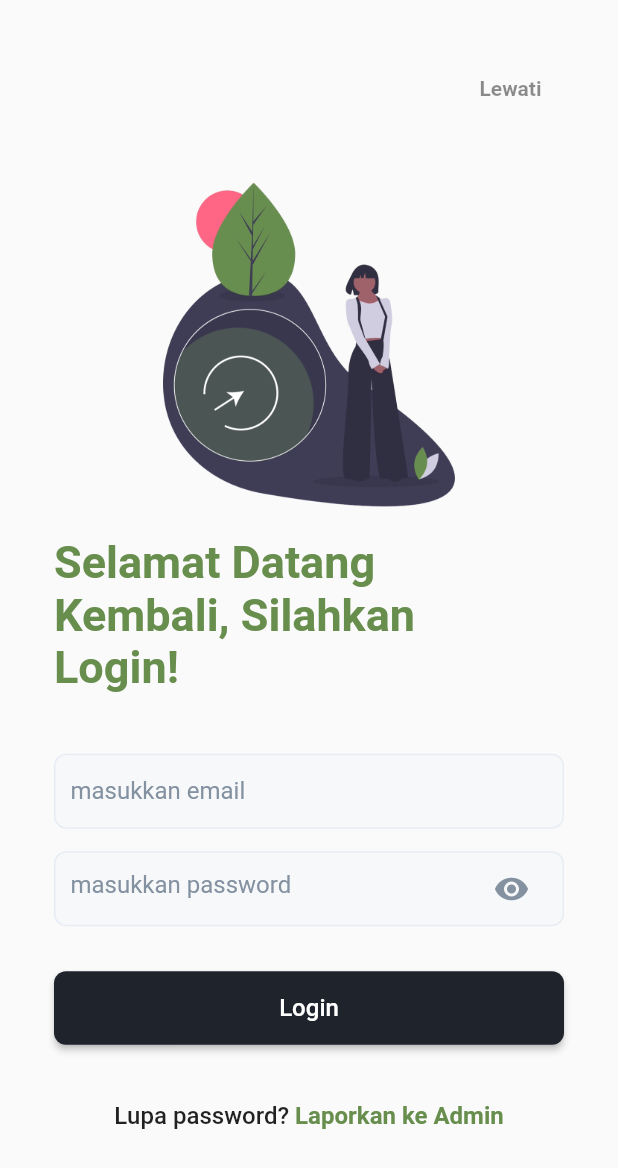
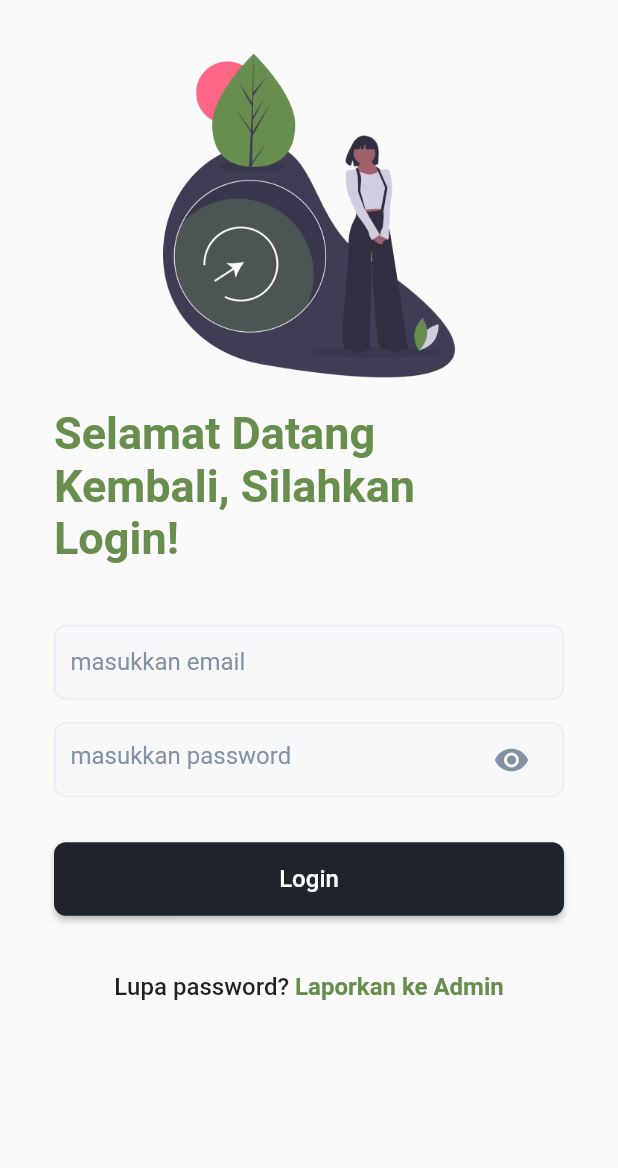
Before and after one commit to projecthotman/pas-flutter-project, a Flutter app: the screen it shows after launch, on a phone screen of 412 x 824 dp. Shown: the top 1168 px of the screen. Run offline on Flutter 3.47's test engine with Material 2 defaults, Android fonts, the light colour scheme and no system bars; our stand-ins replace curved_navigation_bar, location, marquee, percent_indicator, shared_preferences; missing offline and left inert: syncfusion_flutter_maps; accounts and stored records are empty.

```diff
--- a/lib/loginPage.dart
+++ b/lib/loginPage.dart
@@ -85,28 +85,6 @@ class _LoginPageState extends State<LoginPage> {
             child: Column(
               crossAxisAlignment: CrossAxisAlignment.start,
               children: [
-                Container(
-                  padding: const EdgeInsets.all(35),
-                  child: Align(
-                    alignment: Alignment.topRight,
-                    child: InkWell(
-                      onTap: () {
-                        Navigator.of(context).pushReplacement(MaterialPageRoute(
-                          builder: (context) => MasterTabbar(),
-                        ));
-                      },
-                      child: const Text(
-                        "Lewati",
-                        style: TextStyle(
-                          fontSize: 14,
-                          fontWeight: FontWeight.bold,
-                          color: Colors.black45, // Warna teks yang diklik
-                        ),
-                      ),
-                    ),
-                  ),
-                ),
-
                 Center(
                   child: Image.asset(
                     "assets/enter.png",
@@ -121,10 +99,7 @@ class _LoginPageState extends State<LoginPage> {
                     width: MediaQuery.of(context).size.width * 0.8,
                     child: const Text(
                       "Selamat Datang Kembali, Silahkan Login! ",
-                      style: TextStyle(
-                          fontSize: 30,
-                          fontWeight: FontWeight.w700,
-                          color: Color(0xFF688E4E)),
+                      style: TextStyle(fontSize: 30, fontWeight: FontWeight.w700, color: Color(0xFF688E4E)),
                     ),
                   ),
                 ),
@@ -196,9 +171,7 @@ class _LoginPageState extends State<LoginPage> {
                               });
                             },
                             icon: Icon(
-                              _isPasswordObscured
-                                  ? Icons.visibility
-                                  : Icons.visibility_off,
+                              _isPasswordObscured ? Icons.visibility : Icons.visibility_off,
                               color: const Color(0xFF8391A1),
                             ),
                           ),
--- a/pubspec.yaml
+++ b/pubspec.yaml
@@ -46,6 +46,7 @@ dependencies:
   flutter_onboarding: ^1.0.6
   intl: ^0.18.1
   percent_indicator: ^4.2.3
+  flutter_native_splash: ^2.3.5
 
 dev_dependencies:
   flutter_test:
```
Also changed, not shown: lib/tabbar/profile.dart (+1 -11 lines), assets/icons/appsen.png (added), pubspec.lock, 31 other files.
